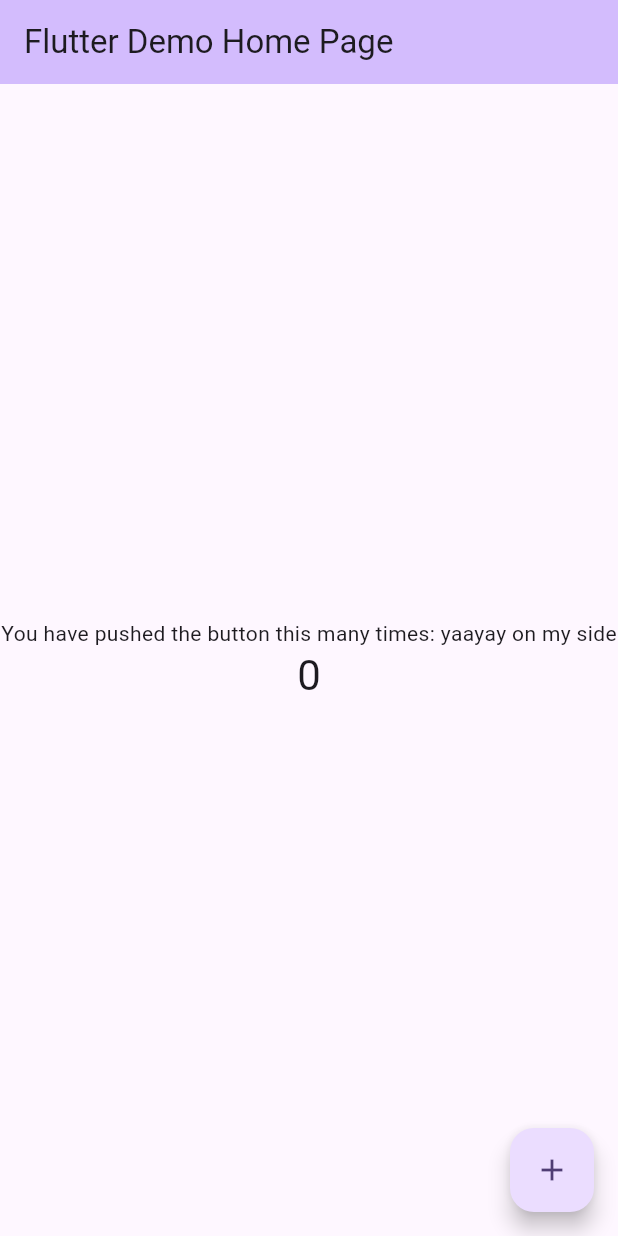
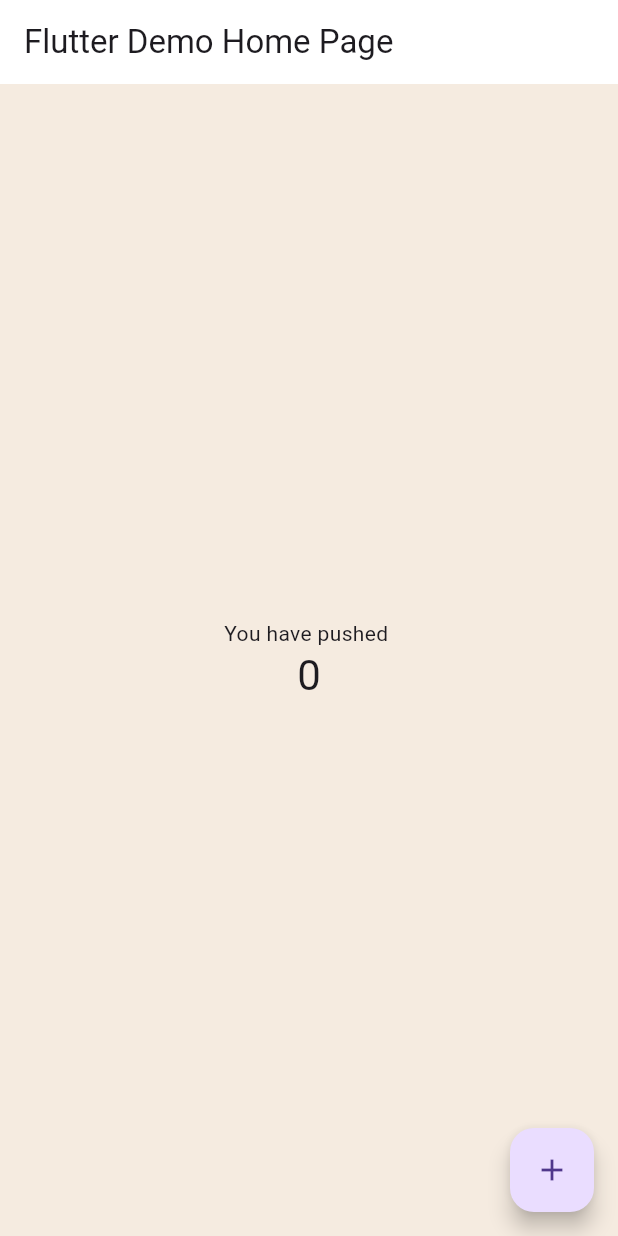
Before and after one commit to AwngkuHaris/Hackathon, a Flutter app: the screen it shows after launch, on a phone screen of 412 x 824 dp. Run offline on Flutter 3.47's test engine with Material 3 defaults, Android fonts, the phone set to English and light mode, and no system bars.

Commit message:
Setting up structure and colors of the app

```diff
--- a/lib/main.dart
+++ b/lib/main.dart
@@ -13,22 +13,6 @@ class MyApp extends StatelessWidget {
     return MaterialApp(
       title: 'Flutter Demo',
       theme: ThemeData(
-        // This is the theme of your application.
-        //
-        // TRY THIS: Try running your application with "flutter run". You'll see
-        // the application has a purple toolbar. Then, without quitting the app,
-        // try changing the seedColor in the colorScheme below to Colors.green
-        // and then invoke "hot reload" (save your changes or press the "hot
-        // reload" button in a Flutter-supported IDE, or press "r" if you used
-        // the command line to start the app).
-        //
-        // Notice that the counter didn't reset back to zero; the application
-        // state is not lost during the reload. To reset the state, use hot
-        // restart instead.
-        //
-        // This works for code too, not just values: Most code changes can be
-        // tested with just a hot reload.
-        colorScheme: ColorScheme.fromSeed(seedColor: Colors.deepPurple),
         useMaterial3: true,
       ),
       home: const MyHomePage(title: 'Flutter Demo Home Page'),
@@ -38,16 +22,6 @@ class MyApp extends StatelessWidget {
 
 class MyHomePage extends StatefulWidget {
   const MyHomePage({super.key, required this.title});
-
-  // This widget is the home page of your application. It is stateful, meaning
-  // that it has a State object (defined below) that contains fields that affect
-  // how it looks.
-
-  // This class is the configuration for the state. It holds the values (in this
-  // case the title) provided by the parent (in this case the App widget) and
-  // used by the build method of the State. Fields in a Widget subclass are
-  // always marked "final".
-
   final String title;
 
   @override
@@ -59,54 +33,24 @@ class _MyHomePageState extends State<MyHomePage> {
 
   void _incrementCounter() {
     setState(() {
-      // This call to setState tells the Flutter framework that something has
-      // changed in this State, which causes it to rerun the build method below
-      // so that the display can reflect the updated values. If we changed
-      // _counter without calling setState(), then the build method would not be
-      // called again, and so nothing would appear to happen.
       _counter++;
     });
   }
 
   @override
   Widget build(BuildContext context) {
-    // This method is rerun every time setState is called, for instance as done
-    // by the _incrementCounter method above.
-    //
-    // The Flutter framework has been optimized to make rerunning build methods
-    // fast, so that you can just rebuild anything that needs updating rather
-    // than having to individually change instances of widgets.
     return Scaffold(
+      backgroundColor: Color(0XFFF5EBE0),
       appBar: AppBar(
-        // TRY THIS: Try changing the color here to a specific color (to
-        // Colors.amber, perhaps?) and trigger a hot reload to see the AppBar
-        // change color while the other colors stay the same.
-        backgroundColor: Theme.of(context).colorScheme.inversePrimary,
-        // Here we take the value from the MyHomePage object that was created by
-        // the App.build method, and use it to set our appbar title.
+        backgroundColor: Colors.white,
         title: Text(widget.title),
       ),
       body: Center(
-        // Center is a layout widget. It takes a single child and positions it
-        // in the middle of the parent.
         child: Column(
-          // Column is also a layout widget. It takes a list of children and
-          // arranges them vertically. By default, it sizes itself to fit its
-          // children horizontally, and tries to be as tall as its parent.
-          //
-          // Column has various properties to control how it sizes itself and
-          // how it positions its children. Here we use mainAxisAlignment to
-          // center the children vertically; the main axis here is the vertical
-          // axis because Columns are vertical (the cross axis would be
-          // horizontal).
-          //
-          // TRY THIS: Invoke "debug painting" (choose the "Toggle Debug Paint"
-          // action in the IDE, or press "p" in the console), to see the
-          // wireframe for each widget.
           mainAxisAlignment: MainAxisAlignment.center,
           children: <Widget>[
             const Text(
-              'You have pushed the button this many times: yaayay on my side',
+              'You have pushed ',
             ),
             Text(
               '$_counter',
@@ -119,7 +63,7 @@ class _MyHomePageState extends State<MyHomePage> {
         onPressed: _incrementCounter,
         tooltip: 'Increment',
         child: const Icon(Icons.add),
-      ), // This trailing comma makes auto-formatting nicer for build methods.
+      ),
     );
   }
 }
```
